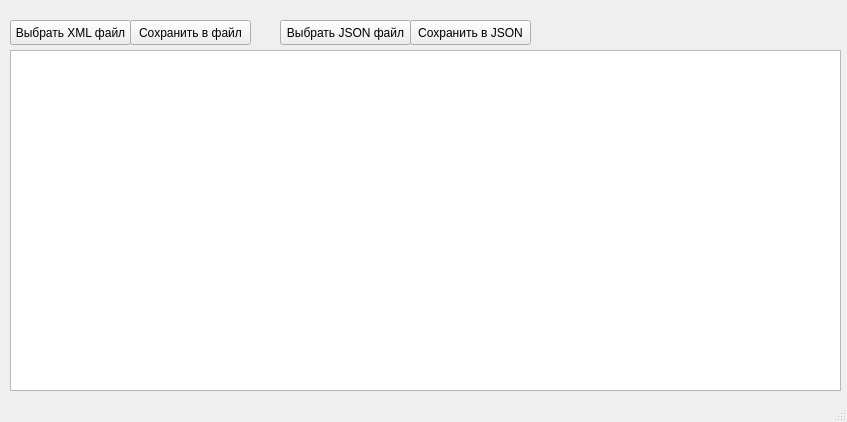
First picture: the form in mainwindow.ui, repository Stickerbomb/TestTask, before the edit.
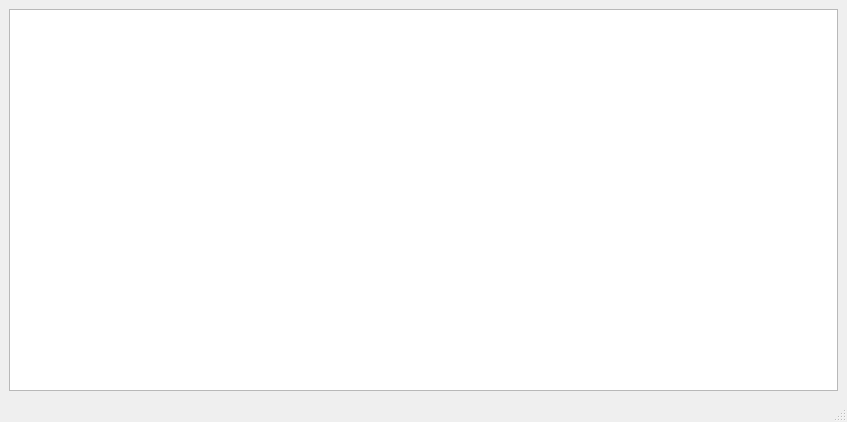
Second picture: the form after the edit.

```diff
--- a/mainwindow.ui
+++ b/mainwindow.ui
@@ -14,71 +14,15 @@
    <string>MainWindow</string>
   </property>
   <widget class="QWidget" name="centralwidget">
-   <widget class="QPushButton" name="choose_file_button">
-    <property name="geometry">
-     <rect>
-      <x>10</x>
-      <y>20</y>
-      <width>121</width>
-      <height>25</height>
-     </rect>
-    </property>
-    <property name="text">
-     <string>Выбрать XML файл</string>
-    </property>
-   </widget>
-   <widget class="QPushButton" name="choose_file_button_2">
-    <property name="geometry">
-     <rect>
-      <x>130</x>
-      <y>20</y>
-      <width>121</width>
-      <height>25</height>
-     </rect>
-    </property>
-    <property name="text">
-     <string>Сохранить в файл</string>
-    </property>
-   </widget>
-   <widget class="QTreeView" name="treeView">
-    <property name="geometry">
-     <rect>
-      <x>10</x>
-      <y>50</y>
-      <width>831</width>
-      <height>341</height>
-     </rect>
-    </property>
-    <property name="editTriggers">
-     <set>QAbstractItemView::DoubleClicked|QAbstractItemView::EditKeyPressed|QAbstractItemView::SelectedClicked</set>
-    </property>
-   </widget>
-   <widget class="QPushButton" name="Save_to_json_Button">
-    <property name="geometry">
-     <rect>
-      <x>410</x>
-      <y>20</y>
-      <width>121</width>
-      <height>25</height>
-     </rect>
-    </property>
-    <property name="text">
-     <string>Сохранить в JSON</string>
-    </property>
-   </widget>
-   <widget class="QPushButton" name="Load_from_json_Button">
-    <property name="geometry">
-     <rect>
-      <x>280</x>
-      <y>20</y>
-      <width>131</width>
-      <height>25</height>
-     </rect>
-    </property>
-    <property name="text">
-     <string>Выбрать JSON файл</string>
-    </property>
-   </widget>
+   <layout class="QVBoxLayout" name="verticalLayout">
+    <item>
+     <widget class="QTreeView" name="treeView">
+      <property name="editTriggers">
+       <set>QAbstractItemView::DoubleClicked|QAbstractItemView::EditKeyPressed|QAbstractItemView::SelectedClicked</set>
+      </property>
+     </widget>
+    </item>
+   </layout>
   </widget>
   <widget class="QMenuBar" name="menubar">
    <property name="geometry">
```
